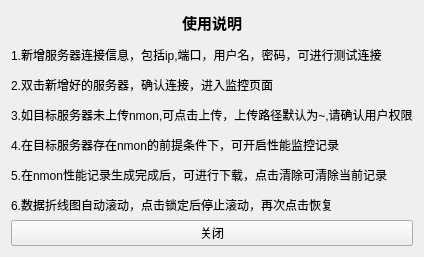
This is hello_world/linx_monitor/gui/user_helper.ui in WatsonJay/python_test as Qt 5 draws it before an edit. The edited form follows.
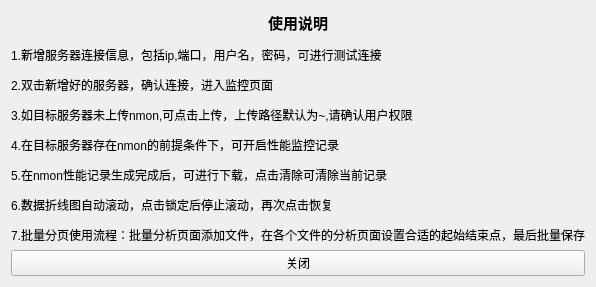
This is the edited form.

Patch:
```diff
--- a/hello_world/linx_monitor/gui/user_helper.ui
+++ b/hello_world/linx_monitor/gui/user_helper.ui
@@ -6,8 +6,8 @@
    <rect>
     <x>0</x>
     <y>0</y>
-    <width>420</width>
-    <height>202</height>
+    <width>594</width>
+    <height>253</height>
    </rect>
   </property>
   <property name="windowTitle">
@@ -17,7 +17,7 @@
    <item>
     <widget class="QLabel" name="label">
      <property name="text">
-      <string>&lt;html&gt;&lt;head/&gt;&lt;body&gt;&lt;p align=&quot;center&quot;&gt;&lt;span style=&quot; font-size:11pt; font-weight:600;&quot;&gt;使用说明&lt;/span&gt;&lt;/p&gt;&lt;p&gt;1.新增服务器连接信息，包括ip,端口，用户名，密码，可进行测试连接&lt;/p&gt;&lt;p&gt;2.双击新增好的服务器，确认连接，进入监控页面&lt;/p&gt;&lt;p&gt;3.如目标服务器未上传nmon,可点击上传，上传路径默认为~,请确认用户权限&lt;/p&gt;&lt;p&gt;4.在目标服务器存在nmon的前提条件下，可开启性能监控记录&lt;/p&gt;&lt;p&gt;5.在nmon性能记录生成完成后，可进行下载，点击清除可清除当前记录&lt;/p&gt;&lt;p&gt;6.数据折线图自动滚动，点击锁定后停止滚动，再次点击恢复&lt;/p&gt;&lt;/body&gt;&lt;/html&gt;</string>
+      <string>&lt;html&gt;&lt;head/&gt;&lt;body&gt;&lt;p align=&quot;center&quot;&gt;&lt;span style=&quot; font-size:11pt; font-weight:600;&quot;&gt;使用说明&lt;/span&gt;&lt;/p&gt;&lt;p&gt;1.新增服务器连接信息，包括ip,端口，用户名，密码，可进行测试连接&lt;/p&gt;&lt;p&gt;2.双击新增好的服务器，确认连接，进入监控页面&lt;/p&gt;&lt;p&gt;3.如目标服务器未上传nmon,可点击上传，上传路径默认为~,请确认用户权限&lt;/p&gt;&lt;p&gt;4.在目标服务器存在nmon的前提条件下，可开启性能监控记录&lt;/p&gt;&lt;p&gt;5.在nmon性能记录生成完成后，可进行下载，点击清除可清除当前记录&lt;/p&gt;&lt;p&gt;6.数据折线图自动滚动，点击锁定后停止滚动，再次点击恢复&lt;/p&gt;&lt;p&gt;7.批量分页使用流程：批量分析页面添加文件，在各个文件的分析页面设置合适的起始结束点，最后批量保存&lt;/p&gt;&lt;/body&gt;&lt;/html&gt;</string>
      </property>
     </widget>
    </item>
```
